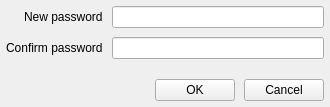
Above: src/toxphone_config/widgets/password_window.ui from hkarel/ToxPhone before the change. Below: the same form after it.
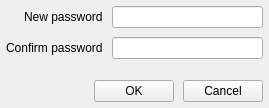
That is the form after the change.

Patch:
```diff
--- a/src/toxphone_config/widgets/password_window.ui
+++ b/src/toxphone_config/widgets/password_window.ui
@@ -6,8 +6,8 @@
    <rect>
     <x>0</x>
     <y>0</y>
-    <width>330</width>
-    <height>107</height>
+    <width>269</width>
+    <height>108</height>
    </rect>
   </property>
   <property name="windowTitle">
```
